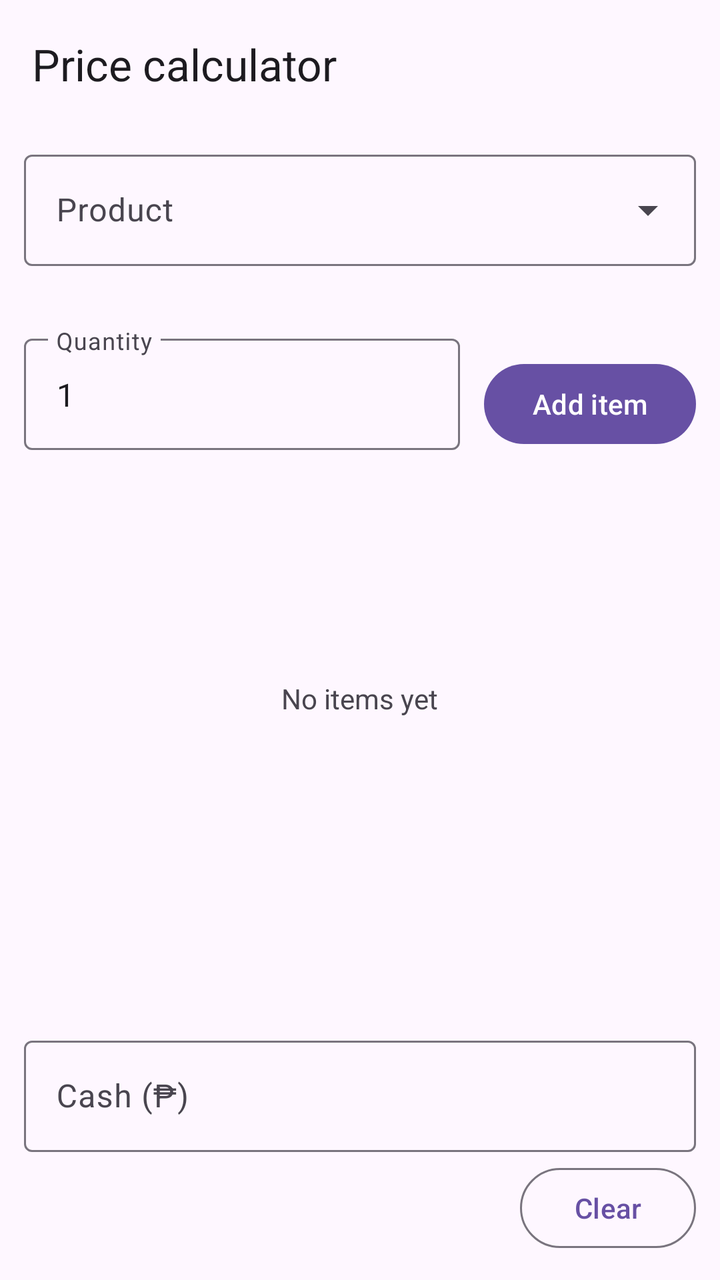
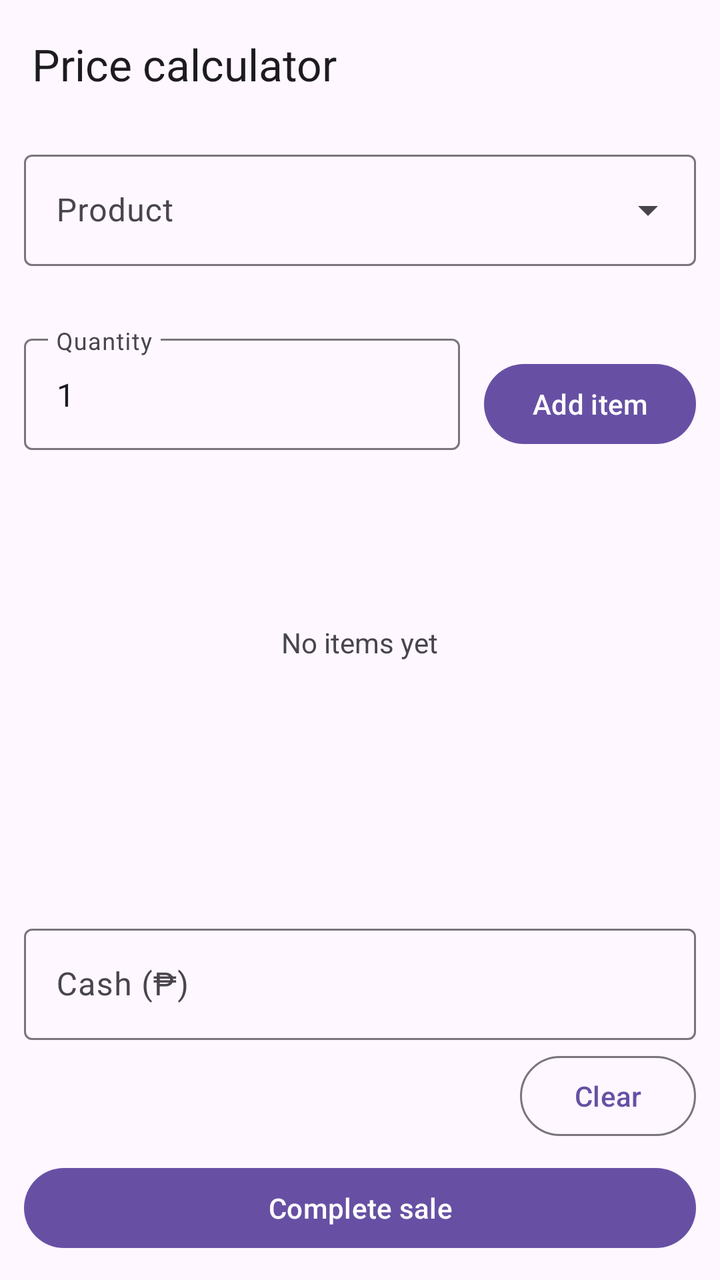

Compare the two renders of this Android layout. The source of the first and the diff that turns it into the second are given below.
<!-- AndroidManifest.xml: application theme Theme.Material3.DayNight.NoActionBar -->
<!-- res/layout/activity_calculator.xml -->
<?xml version="1.0" encoding="utf-8"?>
<LinearLayout xmlns:android="http://schemas.android.com/apk/res/android"
    xmlns:app="http://schemas.android.com/apk/res-auto"
    android:layout_width="match_parent"
    android:layout_height="match_parent"
    android:orientation="vertical">

    <com.google.android.material.appbar.MaterialToolbar
        android:id="@+id/toolbar"
        android:layout_width="match_parent"
        android:layout_height="?attr/actionBarSize"
        app:title="@string/calculator_title" />

    <com.google.android.material.textfield.TextInputLayout
        android:id="@+id/tilProduct"
        style="@style/Widget.Material3.TextInputLayout.OutlinedBox.ExposedDropdownMenu"
        android:layout_width="match_parent"
        android:layout_height="wrap_content"
        android:layout_marginStart="12dp"
        android:layout_marginTop="8dp"
        android:layout_marginEnd="12dp"
        android:hint="@string/hint_product">

        <com.google.android.material.textfield.MaterialAutoCompleteTextView
            android:id="@+id/actProduct"
            android:layout_width="match_parent"
            android:layout_height="wrap_content"
            android:inputType="text"
            android:maxLines="1" />
    </com.google.android.material.textfield.TextInputLayout>

    <TextView
        android:id="@+id/tvProductInfo"
        android:layout_width="match_parent"
        android:layout_height="wrap_content"
        android:layout_marginStart="16dp"
        android:layout_marginTop="4dp"
        android:layout_marginEnd="16dp" />

    <LinearLayout
        android:layout_width="match_parent"
        android:layout_height="wrap_content"
        android:layout_marginStart="12dp"
        android:layout_marginTop="8dp"
        android:layout_marginEnd="12dp"
        android:gravity="top"
        android:orientation="horizontal">

        <com.google.android.material.textfield.TextInputLayout
            android:id="@+id/tilQuantity"
            android:layout_width="0dp"
            android:layout_height="wrap_content"
            android:layout_weight="1"
            android:hint="@string/hint_quantity">

            <com.google.android.material.textfield.TextInputEditText
                android:id="@+id/etQuantity"
                android:layout_width="match_parent"
                android:layout_height="wrap_content"
                android:inputType="number"
                android:maxLines="1"
                android:text="1" />
        </com.google.android.material.textfield.TextInputLayout>

        <Button
            android:id="@+id/btnAdd"
            android:layout_width="wrap_content"
            android:layout_height="wrap_content"
            android:layout_marginStart="12dp"
            android:layout_marginTop="4dp"
            android:text="@string/add_item" />
    </LinearLayout>

    <FrameLayout
        android:layout_width="match_parent"
        android:layout_height="0dp"
        android:layout_marginTop="8dp"
        android:layout_weight="1">

        <androidx.recyclerview.widget.RecyclerView
            android:id="@+id/rvCart"
            android:layout_width="match_parent"
            android:layout_height="match_parent" />

        <TextView
            android:id="@+id/tvEmptyCart"
            android:layout_width="wrap_content"
            android:layout_height="wrap_content"
            android:layout_gravity="center"
            android:text="@string/empty_cart" />
    </FrameLayout>

    <LinearLayout
        android:layout_width="match_parent"
        android:layout_height="wrap_content"
        android:orientation="vertical"
        android:padding="12dp">

        <TextView
            android:id="@+id/tvTotal"
            android:layout_width="match_parent"
            android:layout_height="wrap_content"
            android:textSize="22sp"
            android:textStyle="bold" />

        <com.google.android.material.textfield.TextInputLayout
            android:id="@+id/tilCash"
            android:layout_width="match_parent"
            android:layout_height="wrap_content"
            android:layout_marginTop="8dp"
            android:hint="@string/hint_cash">

            <com.google.android.material.textfield.TextInputEditText
                android:id="@+id/etCash"
                android:layout_width="match_parent"
                android:layout_height="wrap_content"
                android:inputType="numberDecimal"
                android:maxLines="1" />
        </com.google.android.material.textfield.TextInputLayout>

        <LinearLayout
            android:layout_width="match_parent"
            android:layout_height="wrap_content"
            android:layout_marginTop="4dp"
            android:gravity="center_vertical"
            android:orientation="horizontal">

            <TextView
                android:id="@+id/tvChange"
                android:layout_width="0dp"
                android:layout_height="wrap_content"
                android:layout_weight="1"
                android:textSize="18sp" />

            <Button
                android:id="@+id/btnClear"
                style="@style/Widget.Material3.Button.OutlinedButton"
                android:layout_width="wrap_content"
                android:layout_height="wrap_content"
                android:text="@string/clear" />
        </LinearLayout>
    </LinearLayout>
</LinearLayout>
<!-- resources referenced by this layout -->
<resources>
  <string name="add_item">Add item</string>
  <string name="calculator_title">Price calculator</string>
  <string name="clear">Clear</string>
  <string name="empty_cart">No items yet</string>
  <string name="hint_cash">Cash (₱)</string>
  <string name="hint_product">Product</string>
  <string name="hint_quantity">Quantity</string>
</resources>

<!-- the commit's change to res/layout/activity_calculator.xml (unified diff, before → after) -->
@@ -139,5 +139,12 @@
                 android:layout_height="wrap_content"
                 android:text="@string/clear" />
         </LinearLayout>
+
+        <Button
+            android:id="@+id/btnComplete"
+            android:layout_width="match_parent"
+            android:layout_height="wrap_content"
+            android:layout_marginTop="8dp"
+            android:text="@string/complete_sale" />
     </LinearLayout>
 </LinearLayout>
<!-- resource entries referenced after the edit -->
@@ -3,6 +3,7 @@
   <string name="add_item">Add item</string>
   <string name="calculator_title">Price calculator</string>
   <string name="clear">Clear</string>
+  <string name="complete_sale">Complete sale</string>
   <string name="empty_cart">No items yet</string>
   <string name="hint_cash">Cash (₱)</string>
   <string name="hint_product">Product</string>
